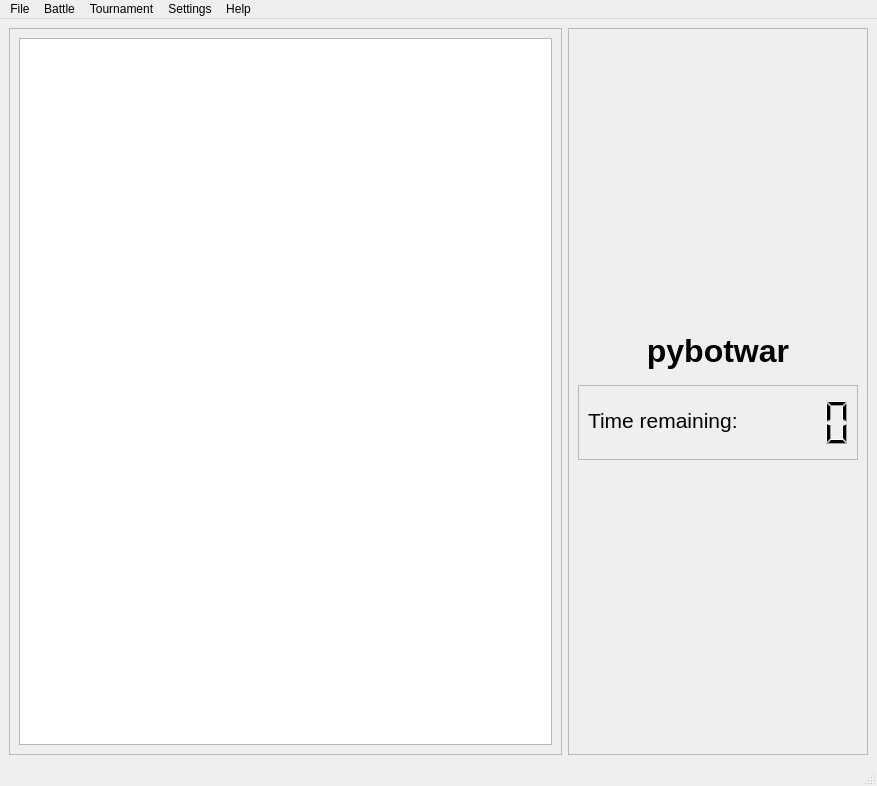
Qt form data/ui/mainwindow.ui (tvoli/pybotwar) before a commit.
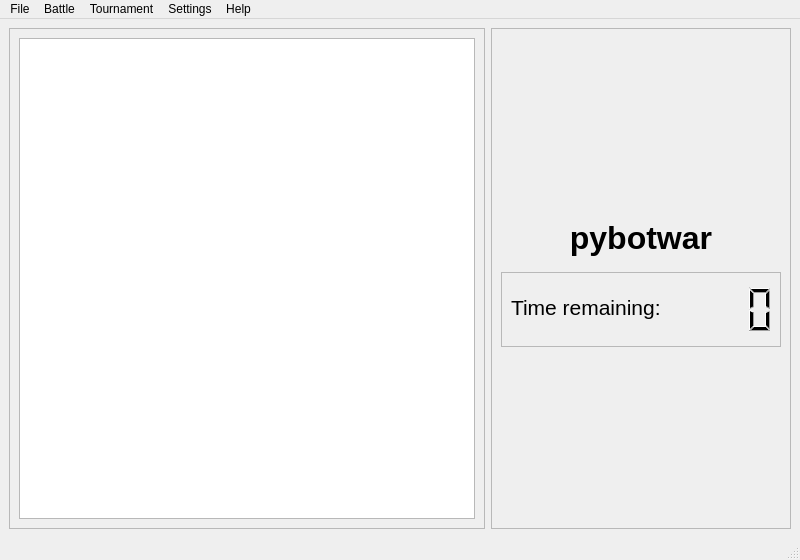
The same form after that commit.

Commit message: Shrink default window size.

Patch:
```diff
--- a/data/ui/mainwindow.ui
+++ b/data/ui/mainwindow.ui
@@ -6,8 +6,8 @@
    <rect>
     <x>0</x>
     <y>0</y>
-    <width>877</width>
-    <height>786</height>
+    <width>800</width>
+    <height>560</height>
    </rect>
   </property>
   <property name="windowTitle">
@@ -158,7 +158,7 @@
     <rect>
      <x>0</x>
      <y>0</y>
-     <width>877</width>
+     <width>800</width>
      <height>22</height>
     </rect>
    </property>
```
